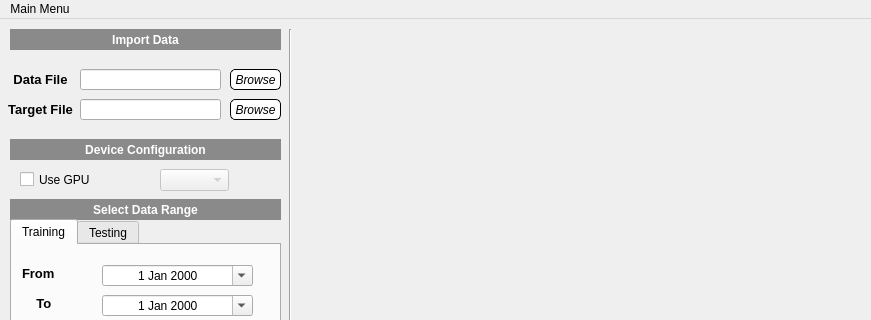
This is assets/main.ui in apie0419/prediction_app as Qt 5 draws it before an edit; both pictures show x 0 to 871 and y 0 to 320 of the 871 by 656 pixel window. The edited form follows.
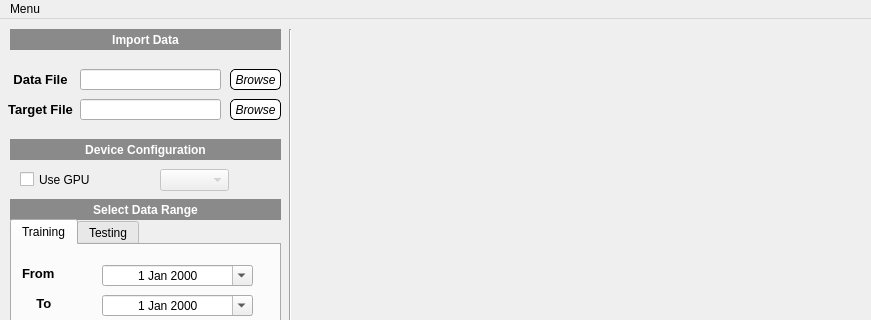
This is the edited form.

The edit to the form file:
```diff
--- a/assets/main.ui
+++ b/assets/main.ui
@@ -821,7 +821,7 @@
    </property>
    <widget class="QMenu" name="menuMenu">
     <property name="title">
-     <string>Main Menu</string>
+     <string>Menu</string>
     </property>
     <addaction name="actionWind_Power"/>
     <addaction name="actionSolar_Power"/>
```
Left out of the diff: 6 changed lines with no effect on the pictures.
